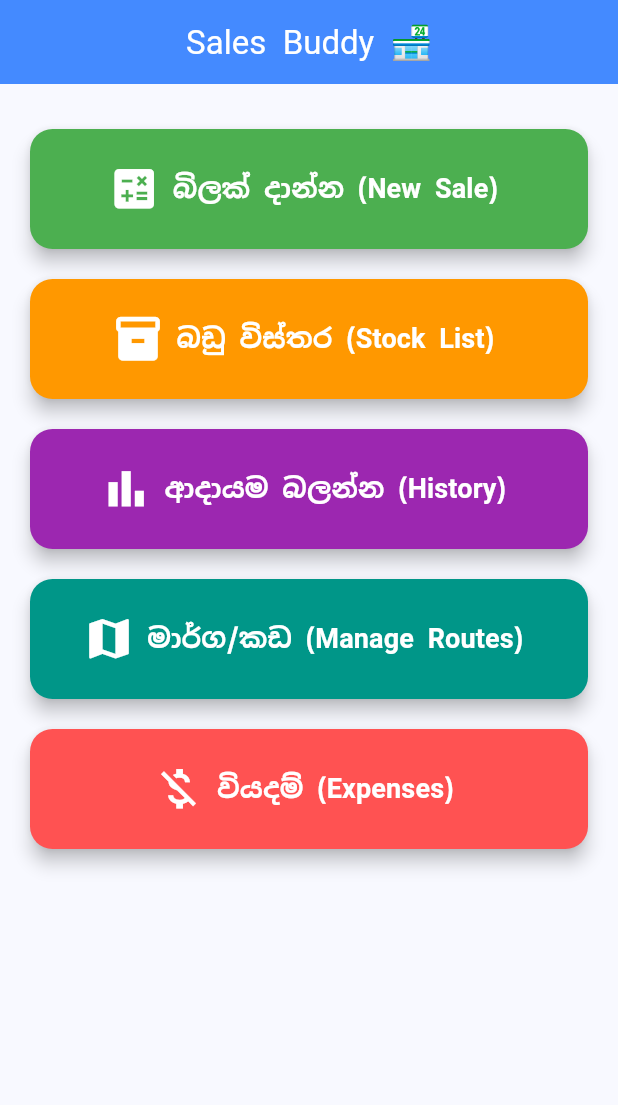
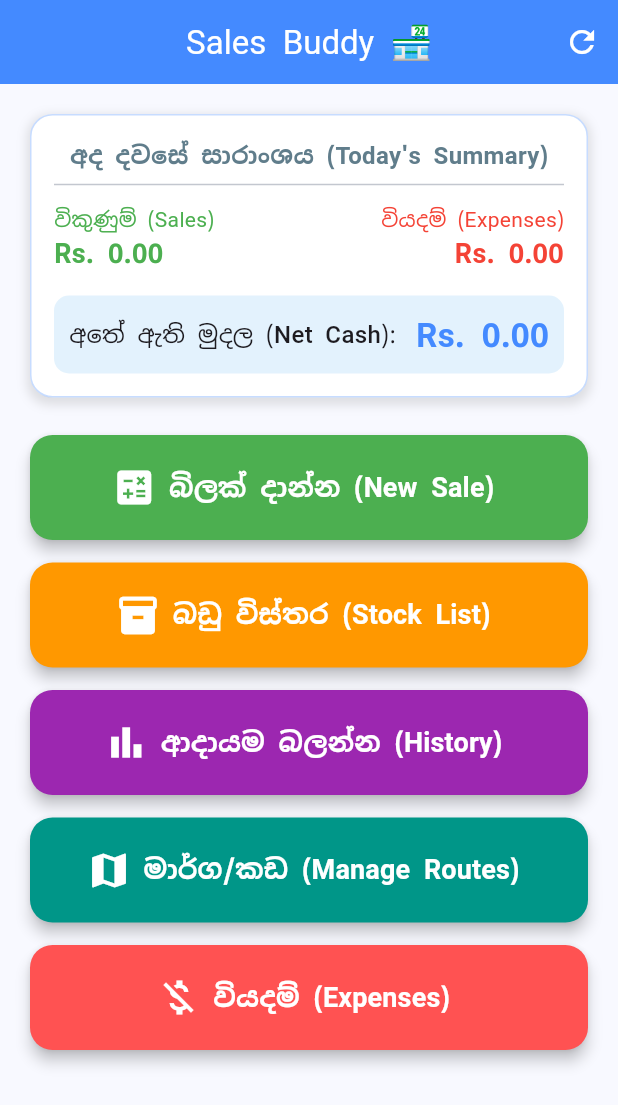
Before and after one commit to Zaincasper69/sales_buddy, a Flutter app: the screen it shows after launch, on a phone screen of 412 x 824 dp. Shown: the top 1105 px of the screen. Run offline on Flutter 3.47's test engine with Material 3 defaults, Android fonts, the phone set to English and light mode, and no system bars; our stand-ins replace google_fonts, sqflite; accounts and stored records are empty.

```diff
--- a/lib/screens/home_screen.dart
+++ b/lib/screens/home_screen.dart
@@ -1,12 +1,58 @@
 import 'package:flutter/material.dart';
+import '../db/database_helper.dart';
 import 'stock_list_screen.dart';
 import 'billing_screen.dart';
 import 'sales_history_screen.dart';
 import 'manage_routes_screen.dart';
 import 'expenses_screen.dart';
 
-class HomeScreen extends StatelessWidget {
+class HomeScreen extends StatefulWidget {
   const HomeScreen({super.key});
+
+  @override
+  State<HomeScreen> createState() => _HomeScreenState();
+}
+
+class _HomeScreenState extends State<HomeScreen> {
+  double _todaySales = 0.0;
+  double _todayExpenses = 0.0;
+  double _netCash = 0.0;
+  bool _isLoading = true;
+
+  @override
+  void initState() {
+    super.initState();
+    _loadDashboardData();
+  }
+
+  Future<void> _loadDashboardData() async {
+    setState(() => _isLoading = true);
+
+    String today = DateTime.now().toIso8601String().split('T')[0];
+
+    final sales = await DatabaseHelper.instance.getAllSales();
+    double salesSum = 0;
+    for (var sale in sales) {
+      if (sale['date'].toString().startsWith(today)) {
+        salesSum += double.parse(sale['total_amount'].toString());
+      }
+    }
+
+    final expenses = await DatabaseHelper.instance.getExpensesByDate(today);
+    double expenseSum = 0;
+    for (var exp in expenses) {
+      expenseSum += double.parse(exp['amount'].toString());
+    }
+
+    if (mounted) {
+      setState(() {
+        _todaySales = salesSum;
+        _todayExpenses = expenseSum;
+        _netCash = salesSum - expenseSum;
+        _isLoading = false;
+      });
+    }
+  }
 
   @override
   Widget build(BuildContext context) {
@@ -16,90 +62,159 @@ class HomeScreen extends StatelessWidget {
         backgroundColor: Colors.blueAccent,
         foregroundColor: Colors.white,
         centerTitle: true,
+        actions: [
+          IconButton(
+            icon: const Icon(Icons.refresh),
+            onPressed: _loadDashboardData,
+          )
+        ],
       ),
-      body: Padding(
+      body: _isLoading
+        ? const Center(child: CircularProgressIndicator())
+        : Padding(
             padding: const EdgeInsets.all(20.0),
             child: SingleChildScrollView(
               child: Column(
-            mainAxisAlignment: MainAxisAlignment.center,
                 children: [
-              const SizedBox(height: 10),
+                  Container(
+                    padding: const EdgeInsets.all(15),
+                    decoration: BoxDecoration(
+                      color: Colors.white,
+                      borderRadius: BorderRadius.circular(15),
+                      boxShadow: [
+                        BoxShadow(
+                          color: Colors.grey.withOpacity(0.3),
+                          spreadRadius: 2,
+                          blurRadius: 5,
+                          offset: const Offset(0, 3),
+                        ),
+                      ],
+                      border: Border.all(color: Colors.blueAccent.withOpacity(0.3)),
+                    ),
+                    child: Column(
+                      children: [
+                        const Text(
+                          "අද දවසේ සාරාංශය (Today's Summary)",
+                          style: TextStyle(fontSize: 16, fontWeight: FontWeight.bold, color: Colors.blueGrey),
+                        ),
+                        const Divider(),
+                        const SizedBox(height: 5),
+                        Row(
+                          mainAxisAlignment: MainAxisAlignment.spaceBetween,
+                          children: [
+                            Column(
+                              crossAxisAlignment: CrossAxisAlignment.start,
+                              children: [
+                                const Text("විකුණුම් (Sales)", style: TextStyle(color: Colors.green)),
+                                Text("Rs. ${_todaySales.toStringAsFixed(2)}",
+                                  style: const TextStyle(fontSize: 18, fontWeight: FontWeight.bold, color: Colors.green)),
+                              ],
+                            ),
+                            Column(
+                              crossAxisAlignment: CrossAxisAlignment.end,
+                              children: [
+                                const Text("වියදම් (Expenses)", style: TextStyle(color: Colors.red)),
+                                Text("Rs. ${_todayExpenses.toStringAsFixed(2)}",
+                                  style: const TextStyle(fontSize: 18, fontWeight: FontWeight.bold, color: Colors.red)),
+                              ],
+                            ),
+                          ],
+                        ),
+                        const SizedBox(height: 15),
+                        Container(
+                          padding: const EdgeInsets.all(10),
+                          decoration: BoxDecoration(
+                            color: Colors.blue.shade50,
+                            borderRadius: BorderRadius.circular(10),
+                          ),
+                          child: Row(
+                            mainAxisAlignment: MainAxisAlignment.spaceBetween,
+                            children: [
+                              const Expanded(
+                                child: Text("අතේ ඇති මුදල (Net Cash):",
+                                  style: TextStyle(fontSize: 16, fontWeight: FontWeight.w500)),
+                              ),
+                              Text("Rs. ${_netCash.toStringAsFixed(2)}",
+                                style: const TextStyle(fontSize: 22, fontWeight: FontWeight.bold, color: Colors.blueAccent)),
+                            ],
+                          ),
+                        )
+                      ],
+                    ),
+                  ),
+                  const SizedBox(height: 25),
+
                   _buildDashboardButton(
                     context,
                     icon: Icons.calculate,
                     title: "බිලක් දාන්න (New Sale)",
                     color: Colors.green,
-                onTap: () {
-                  Navigator.push(
+                    onTap: () async {
+                      await Navigator.push(
                         context,
-                    MaterialPageRoute(
-                      builder: (context) => const BillingScreen(),
-                    ),
+                        MaterialPageRoute(builder: (context) => const BillingScreen()),
                       );
+                      _loadDashboardData();
                     },
                   ),
-              const SizedBox(height: 20),
+                  const SizedBox(height: 15),
 
                   _buildDashboardButton(
                     context,
                     icon: Icons.inventory_2,
                     title: "බඩු විස්තර (Stock List)",
                     color: Colors.orange,
-                onTap: () {
-                  Navigator.push(
+                    onTap: () async {
+                      await Navigator.push(
                         context,
-                    MaterialPageRoute(
-                      builder: (context) => const StockListScreen(),
-                    ),
+                        MaterialPageRoute(builder: (context) => const StockListScreen()),
                       );
+                      _loadDashboardData();
                     },
                   ),
-              const SizedBox(height: 20),
+                  const SizedBox(height: 15),
 
                   _buildDashboardButton(
                     context,
                     icon: Icons.bar_chart,
                     title: "ආදායම බලන්න (History)",
                     color: Colors.purple,
-                onTap: () {
-                  Navigator.push(
+                    onTap: () async {
+                      await Navigator.push(
                         context,
-                    MaterialPageRoute(
-                      builder: (context) => const SalesHistoryScreen(),
-                    ),
+                        MaterialPageRoute(builder: (context) => const SalesHistoryScreen()),
                       );
+                      _loadDashboardData();
                     },
                   ),
-              const SizedBox(height: 20),
+                  const SizedBox(height: 15),
 
                   _buildDashboardButton(
                     context,
                     icon: Icons.map,
                     title: "මාර්ග/කඩ (Manage Routes)",
                     color: Colors.teal,
-                onTap: () {
-                  Navigator.push(
+                    onTap: () async {
+                      await Navigator.push(
                         context,
-                    MaterialPageRoute(
-                      builder: (context) => const ManageRoutesScreen(),
-                    ),
+                        MaterialPageRoute(builder: (context) => const ManageRoutesScreen()),
                       );
+                      _loadDashboardData();
                     },
                   ),
-              const SizedBox(height: 20),
+                  const SizedBox(height: 15),
 
                   _buildDashboardButton(
                     context,
                     icon: Icons.money_off,
                     title: "වියදම් (Expenses)",
                     color: Colors.redAccent,
-                onTap: () {
-                  Navigator.push(
+                    onTap: () async {
+                      await Navigator.push(
                         context,
-                    MaterialPageRoute(
-                      builder: (context) => const ExpensesScreen(),
-                    ),
+                        MaterialPageRoute(builder: (context) => const ExpensesScreen()),
                       );
+                      _loadDashboardData();
                     },
                   ),
                   const SizedBox(height: 20),
@@ -119,7 +234,7 @@ class HomeScreen extends StatelessWidget {
   }) {
     return SizedBox(
       width: double.infinity,
-      height: 80,
+      height: 70,
       child: ElevatedButton.icon(
         onPressed: onTap,
         style: ElevatedButton.styleFrom(
@@ -128,9 +243,9 @@ class HomeScreen extends StatelessWidget {
           shape: RoundedRectangleBorder(
             borderRadius: BorderRadius.circular(15),
           ),
-          elevation: 5,
+          elevation: 4,
         ),
-        icon: Icon(icon, size: 35),
+        icon: Icon(icon, size: 30),
         label: Text(
           title,
           style: const TextStyle(fontSize: 18, fontWeight: FontWeight.bold),
```
Lines whose indentation alone changed are shown as unchanged.
